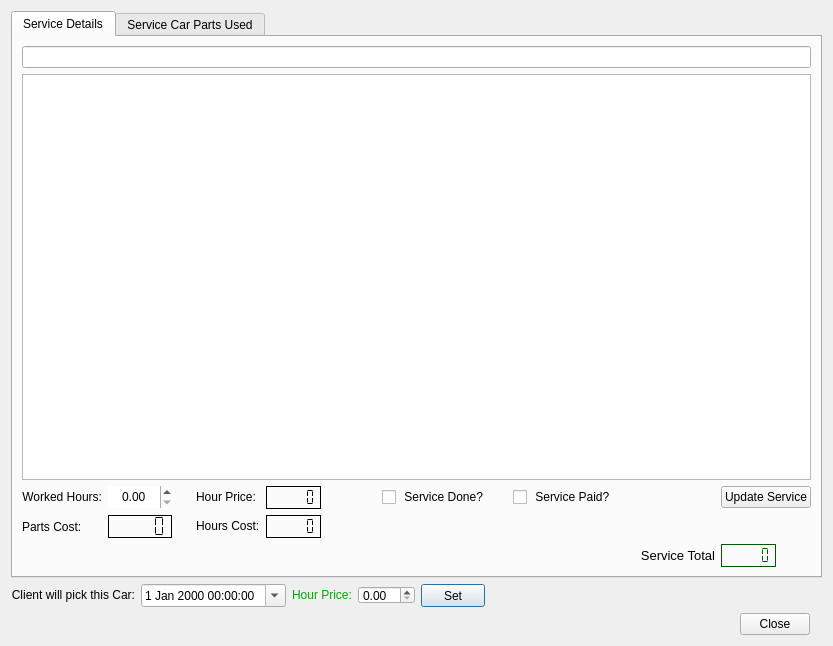
The window that Client_Add_service.ui (bedi1982/Oficina) describes before a commit, drawn with Qt 5.
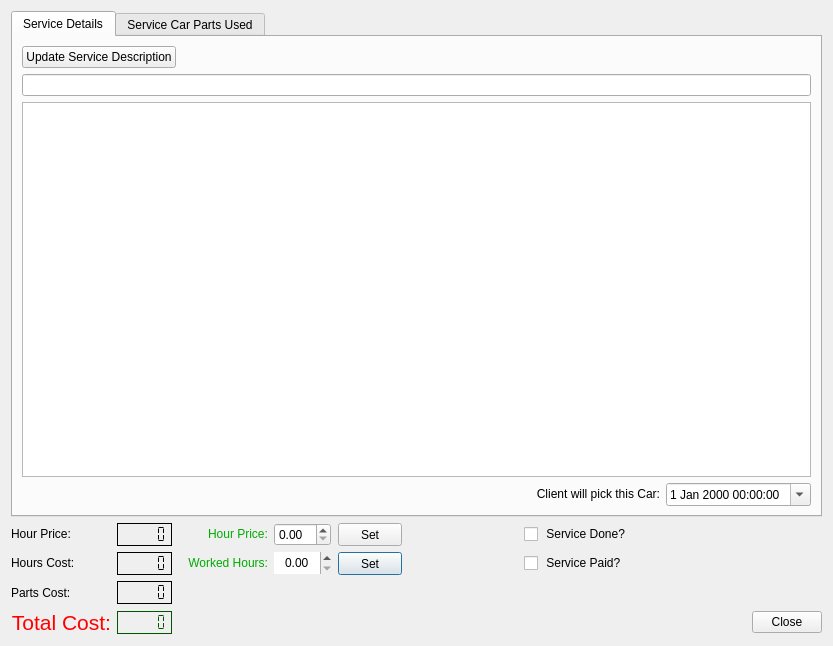
The same window after the commit. Icons and pictures are not drawn.

What changed in the file:
```diff
--- a/Client_Add_service.ui
+++ b/Client_Add_service.ui
@@ -23,7 +23,309 @@
    <iconset resource="images/images.qrc">
     <normaloff>:/emoticons/service.png</normaloff>:/emoticons/service.png</iconset>
   </property>
+  <property name="styleSheet">
+   <string notr="true"/>
+  </property>
   <layout class="QGridLayout" name="gridLayout">
+   <item row="2" column="1">
+    <widget class="QLCDNumber" name="lcd_Hour_cost">
+     <property name="sizePolicy">
+      <sizepolicy hsizetype="Maximum" vsizetype="Maximum">
+       <horstretch>0</horstretch>
+       <verstretch>0</verstretch>
+      </sizepolicy>
+     </property>
+     <property name="font">
+      <font>
+       <pointsize>10</pointsize>
+       <weight>75</weight>
+       <bold>true</bold>
+      </font>
+     </property>
+     <property name="frameShape">
+      <enum>QFrame::Box</enum>
+     </property>
+     <property name="frameShadow">
+      <enum>QFrame::Plain</enum>
+     </property>
+     <property name="smallDecimalPoint">
+      <bool>true</bool>
+     </property>
+     <property name="segmentStyle">
+      <enum>QLCDNumber::Flat</enum>
+     </property>
+    </widget>
+   </item>
+   <item row="3" column="1">
+    <widget class="QLCDNumber" name="lcd_Parts_Cost_2">
+     <property name="sizePolicy">
+      <sizepolicy hsizetype="Maximum" vsizetype="Maximum">
+       <horstretch>0</horstretch>
+       <verstretch>0</verstretch>
+      </sizepolicy>
+     </property>
+     <property name="font">
+      <font>
+       <pointsize>10</pointsize>
+       <weight>75</weight>
+       <bold>true</bold>
+      </font>
+     </property>
+     <property name="frameShape">
+      <enum>QFrame::Box</enum>
+     </property>
+     <property name="frameShadow">
+      <enum>QFrame::Plain</enum>
+     </property>
+     <property name="smallDecimalPoint">
+      <bool>true</bool>
+     </property>
+     <property name="segmentStyle">
+      <enum>QLCDNumber::Flat</enum>
+     </property>
+    </widget>
+   </item>
+   <item row="2" column="8">
+    <spacer name="verticalSpacer">
+     <property name="orientation">
+      <enum>Qt::Vertical</enum>
+     </property>
+     <property name="sizeType">
+      <enum>QSizePolicy::Fixed</enum>
+     </property>
+     <property name="sizeHint" stdset="0">
+      <size>
+       <width>20</width>
+       <height>10</height>
+      </size>
+     </property>
+    </spacer>
+   </item>
+   <item row="6" column="1">
+    <widget class="QLCDNumber" name="lcd_Service_Total">
+     <property name="sizePolicy">
+      <sizepolicy hsizetype="Maximum" vsizetype="Maximum">
+       <horstretch>10</horstretch>
+       <verstretch>10</verstretch>
+      </sizepolicy>
+     </property>
+     <property name="font">
+      <font>
+       <family>Sans Serif</family>
+       <pointsize>14</pointsize>
+       <weight>50</weight>
+       <italic>false</italic>
+       <bold>false</bold>
+      </font>
+     </property>
+     <property name="autoFillBackground">
+      <bool>false</bool>
+     </property>
+     <property name="styleSheet">
+      <string notr="true">color: rgb(0, 85, 0);
+font: 14pt &quot;Sans Serif&quot;;</string>
+     </property>
+     <property name="frameShape">
+      <enum>QFrame::Box</enum>
+     </property>
+     <property name="frameShadow">
+      <enum>QFrame::Plain</enum>
+     </property>
+     <property name="smallDecimalPoint">
+      <bool>true</bool>
+     </property>
+     <property name="segmentStyle">
+      <enum>QLCDNumber::Flat</enum>
+     </property>
+    </widget>
+   </item>
+   <item row="6" column="0">
+    <widget class="QLabel" name="label_totalServiceCost">
+     <property name="sizePolicy">
+      <sizepolicy hsizetype="Maximum" vsizetype="Maximum">
+       <horstretch>0</horstretch>
+       <verstretch>0</verstretch>
+      </sizepolicy>
+     </property>
+     <property name="font">
+      <font>
+       <pointsize>16</pointsize>
+      </font>
+     </property>
+     <property name="autoFillBackground">
+      <bool>false</bool>
+     </property>
+     <property name="styleSheet">
+      <string notr="true">color: rgb(255, 0, 0);</string>
+     </property>
+     <property name="text">
+      <string>Total Cost:</string>
+     </property>
+     <property name="alignment">
+      <set>Qt::AlignRight|Qt::AlignTrailing|Qt::AlignVCenter</set>
+     </property>
+    </widget>
+   </item>
+   <item row="2" column="0">
+    <widget class="QLabel" name="label_3">
+     <property name="sizePolicy">
+      <sizepolicy hsizetype="Maximum" vsizetype="Maximum">
+       <horstretch>0</horstretch>
+       <verstretch>0</verstretch>
+      </sizepolicy>
+     </property>
+     <property name="text">
+      <string>Hours Cost:</string>
+     </property>
+    </widget>
+   </item>
+   <item row="1" column="6">
+    <widget class="QCheckBox" name="check_Finished">
+     <property name="enabled">
+      <bool>true</bool>
+     </property>
+     <property name="sizePolicy">
+      <sizepolicy hsizetype="Maximum" vsizetype="Maximum">
+       <horstretch>0</horstretch>
+       <verstretch>0</verstretch>
+      </sizepolicy>
+     </property>
+     <property name="text">
+      <string> Service Done?</string>
+     </property>
+    </widget>
+   </item>
+   <item row="1" column="2">
+    <widget class="QLabel" name="lbl_Hour_Cost_text">
+     <property name="sizePolicy">
+      <sizepolicy hsizetype="Maximum" vsizetype="Maximum">
+       <horstretch>0</horstretch>
+       <verstretch>0</verstretch>
+      </sizepolicy>
+     </property>
+     <property name="layoutDirection">
+      <enum>Qt::RightToLeft</enum>
+     </property>
+     <property name="styleSheet">
+      <string notr="true">color: rgb(0, 170, 0);</string>
+     </property>
+     <property name="text">
+      <string>Hour Price:</string>
+     </property>
+    </widget>
+   </item>
+   <item row="2" column="2">
+    <widget class="QLabel" name="label_InsertWorkCost">
+     <property name="sizePolicy">
+      <sizepolicy hsizetype="Maximum" vsizetype="Maximum">
+       <horstretch>0</horstretch>
+       <verstretch>0</verstretch>
+      </sizepolicy>
+     </property>
+     <property name="layoutDirection">
+      <enum>Qt::RightToLeft</enum>
+     </property>
+     <property name="styleSheet">
+      <string notr="true">color: rgb(0, 170, 0);</string>
+     </property>
+     <property name="text">
+      <string>   Worked Hours:</string>
+     </property>
+     <property name="alignment">
+      <set>Qt::AlignRight|Qt::AlignTrailing|Qt::AlignVCenter</set>
+     </property>
+    </widget>
+   </item>
+   <item row="2" column="3">
+    <widget class="QDoubleSpinBox" name="Spin_Hand_Work_Hours">
+     <property name="enabled">
+      <bool>true</bool>
+     </property>
+     <property name="sizePolicy">
+      <sizepolicy hsizetype="Maximum" vsizetype="Maximum">
+       <horstretch>0</horstretch>
+       <verstretch>0</verstretch>
+      </sizepolicy>
+     </property>
+     <property name="maximumSize">
+      <size>
+       <width>64</width>
+       <height>22</height>
+      </size>
+     </property>
+     <property name="frame">
+      <bool>false</bool>
+     </property>
+     <property name="alignment">
+      <set>Qt::AlignCenter</set>
+     </property>
+     <property name="maximum">
+      <double>999.000000000000000</double>
+     </property>
+     <property name="singleStep">
+      <double>0.500000000000000</double>
+     </property>
+    </widget>
+   </item>
+   <item row="1" column="1">
+    <widget class="QLCDNumber" name="lcd_Service_Hour_Cost">
+     <property name="sizePolicy">
+      <sizepolicy hsizetype="Maximum" vsizetype="Maximum">
+       <horstretch>0</horstretch>
+       <verstretch>0</verstretch>
+      </sizepolicy>
+     </property>
+     <property name="font">
+      <font>
+       <pointsize>10</pointsize>
+       <weight>75</weight>
+       <bold>true</bold>
+       <kerning>false</kerning>
+      </font>
+     </property>
+     <property name="frameShape">
+      <enum>QFrame::Box</enum>
+     </property>
+     <property name="frameShadow">
+      <enum>QFrame::Plain</enum>
+     </property>
+     <property name="lineWidth">
+      <number>1</number>
+     </property>
+     <property name="smallDecimalPoint">
+      <bool>true</bool>
+     </property>
+     <property name="mode">
+      <enum>QLCDNumber::Dec</enum>
+     </property>
+     <property name="segmentStyle">
+      <enum>QLCDNumber::Flat</enum>
+     </property>
+    </widget>
+   </item>
+   <item row="2" column="4">
+    <widget class="QPushButton" name="Button_Set_Worked_hours">
+     <property name="sizePolicy">
+      <sizepolicy hsizetype="Maximum" vsizetype="Maximum">
+       <horstretch>0</horstretch>
+       <verstretch>0</verstretch>
+      </sizepolicy>
+     </property>
+     <property name="maximumSize">
+      <size>
+       <width>64</width>
+       <height>24</height>
+      </size>
+     </property>
+     <property name="text">
+      <string>Set</string>
+     </property>
+     <property name="icon">
+      <iconset resource="images/images.qrc">
+       <normaloff>:/emoticons/emblem-default.png</normaloff>:/emoticons/emblem-default.png</iconset>
+     </property>
+    </widget>
+   </item>
    <item row="1" column="3">
     <widget class="QDoubleSpinBox" name="double_Service_Hour_Cost">
      <property name="sizePolicy">
@@ -32,45 +334,6 @@
        <verstretch>0</verstretch>
       </sizepolicy>
      </property>
-     <property name="maximumSize">
-      <size>
-       <width>100</width>
-       <height>18</height>
-      </size>
-     </property>
-    </widget>
-   </item>
-   <item row="1" column="1">
-    <widget class="QDateTimeEdit" name="dateTimeEdit_Client_Return_Date">
-     <property name="sizePolicy">
-      <sizepolicy hsizetype="Maximum" vsizetype="Maximum">
-       <horstretch>0</horstretch>
-       <verstretch>0</verstretch>
-      </sizepolicy>
-     </property>
-     <property name="dateTime">
-      <datetime>
-       <hour>0</hour>
-       <minute>0</minute>
-       <second>0</second>
-       <year>2000</year>
-       <month>1</month>
-       <day>1</day>
-      </datetime>
-     </property>
-     <property name="time">
-      <time>
-       <hour>0</hour>
-       <minute>0</minute>
-       <second>0</second>
-      </time>
-     </property>
-     <property name="currentSection">
-      <enum>QDateTimeEdit::DaySection</enum>
-     </property>
-     <property name="calendarPopup">
-      <bool>true</bool>
-     </property>
     </widget>
    </item>
    <item row="1" column="4">
@@ -96,7 +359,65 @@
      </property>
     </widget>
    </item>
-   <item row="0" column="0" colspan="8">
+   <item row="1" column="0">
+    <widget class="QLabel" name="label_2">
+     <property name="sizePolicy">
+      <sizepolicy hsizetype="Maximum" vsizetype="Maximum">
+       <horstretch>0</horstretch>
+       <verstretch>0</verstretch>
+      </sizepolicy>
+     </property>
+     <property name="text">
+      <string>Hour Price:</string>
+     </property>
+    </widget>
+   </item>
+   <item row="3" column="0">
+    <widget class="QLabel" name="label_Parts_Cost">
+     <property name="text">
+      <string>Parts Cost:</string>
+     </property>
+    </widget>
+   </item>
+   <item row="2" column="6">
+    <widget class="QCheckBox" name="check_Paid">
+     <property name="enabled">
+      <bool>true</bool>
+     </property>
+     <property name="sizePolicy">
+      <sizepolicy hsizetype="Maximum" vsizetype="Maximum">
+       <horstretch>0</horstretch>
+       <verstretch>0</verstretch>
+      </sizepolicy>
+     </property>
+     <property name="text">
+      <string> Service Paid?</string>
+     </property>
+    </widget>
+   </item>
+   <item row="6" column="8">
+    <widget class="QDialogButtonBox" name="buttonBox_Close">
+     <property name="sizePolicy">
+      <sizepolicy hsizetype="Maximum" vsizetype="Maximum">
+       <horstretch>0</horstretch>
+       <verstretch>0</verstretch>
+      </sizepolicy>
+     </property>
+     <property name="maximumSize">
+      <size>
+       <width>70</width>
+       <height>16777215</height>
+      </size>
+     </property>
+     <property name="styleSheet">
+      <string notr="true"/>
+     </property>
+     <property name="standardButtons">
+      <set>QDialogButtonBox::Close</set>
+     </property>
+    </widget>
+   </item>
+   <item row="0" column="0" colspan="9">
     <widget class="QTabWidget" name="tabWidget">
      <property name="currentIndex">
       <number>0</number>
@@ -106,43 +427,7 @@
        <string>Service Details</string>
       </attribute>
       <layout class="QGridLayout" name="gridLayout_2">
-       <item row="4" column="3">
-        <widget class="QLabel" name="label_2">
-         <property name="sizePolicy">
-          <sizepolicy hsizetype="Maximum" vsizetype="Maximum">
-           <horstretch>0</horstretch>
-           <verstretch>0</verstretch>
-          </sizepolicy>
-         </property>
-         <property name="text">
-          <string>Hour Price:</string>
-         </property>
-        </widget>
-       </item>
-       <item row="4" column="13">
-        <widget class="QPushButton" name="btn_Update_Service_description">
-         <property name="enabled">
-          <bool>true</bool>
-         </property>
-         <property name="sizePolicy">
-          <sizepolicy hsizetype="Maximum" vsizetype="Maximum">
-           <horstretch>0</horstretch>
-           <verstretch>0</verstretch>
-          </sizepolicy>
-         </property>
-         <property name="acceptDrops">
-          <bool>false</bool>
-         </property>
-         <property name="text">
-          <string>Update Service</string>
-         </property>
-         <property name="icon">
-          <iconset resource="images/images.qrc">
-           <normaloff>:/emoticons/client_info.png</normaloff>:/emoticons/client_info.png</iconset>
-         </property>
-        </widget>
-       </item>
-       <item row="2" column="0" colspan="14">
+       <item row="2" column="0" colspan="13">
         <widget class="QTextEdit" name="txt_Servicedescription">
          <property name="focusPolicy">
           <enum>Qt::NoFocus</enum>
@@ -154,12 +439,12 @@
           <string>&lt;!DOCTYPE HTML PUBLIC &quot;-//W3C//DTD HTML 4.0//EN&quot; &quot;http://www.w3.org/TR/REC-html40/strict.dtd&quot;&gt;
 &lt;html&gt;&lt;head&gt;&lt;meta name=&quot;qrichtext&quot; content=&quot;1&quot; /&gt;&lt;style type=&quot;text/css&quot;&gt;
 p, li { white-space: pre-wrap; }
-&lt;/style&gt;&lt;/head&gt;&lt;body style=&quot; font-family:'Noto Sans'; font-size:10pt; font-weight:400; font-style:normal;&quot;&gt;
-&lt;p style=&quot;-qt-paragraph-type:empty; margin-top:0px; margin-bottom:0px; margin-left:0px; margin-right:0px; -qt-block-indent:0; text-indent:0px;&quot;&gt;&lt;br /&gt;&lt;/p&gt;&lt;/body&gt;&lt;/html&gt;</string>
+&lt;/style&gt;&lt;/head&gt;&lt;body style=&quot; font-family:'Sans Serif'; font-size:9pt; font-weight:400; font-style:normal;&quot;&gt;
+&lt;p style=&quot;-qt-paragraph-type:empty; margin-top:0px; margin-bottom:0px; margin-left:0px; margin-right:0px; -qt-block-indent:0; text-indent:0px; font-family:'Noto Sans'; font-size:10pt;&quot;&gt;&lt;br /&gt;&lt;/p&gt;&lt;/body&gt;&lt;/html&gt;</string>
          </property>
         </widget>
        </item>
-       <item row="1" column="0" colspan="14">
+       <item row="1" column="0" colspan="13">
         <widget class="QLineEdit" name="line_ServiceShortDescription">
          <property name="focusPolicy">
           <enum>Qt::NoFocus</enum>
@@ -169,156 +454,8 @@
          </property>
         </widget>
        </item>
-       <item row="4" column="2">
-        <widget class="QLabel" name="label_Icon_Multiply">
-         <property name="sizePolicy">
-          <sizepolicy hsizetype="Maximum" vsizetype="Maximum">
-           <horstretch>0</horstretch>
-           <verstretch>0</verstretch>
-          </sizepolicy>
-         </property>
-         <property name="maximumSize">
-          <size>
-           <width>16</width>
-           <height>16</height>
-          </size>
-         </property>
-         <property name="text">
-          <string/>
-         </property>
-         <property name="pixmap">
-          <pixmap resource="images/images.qrc">:/emoticons/icons8-Multiply Filled-50.png</pixmap>
-         </property>
-         <property name="scaledContents">
-          <bool>true</bool>
-         </property>
-        </widget>
-       </item>
-       <item row="7" column="1">
-        <widget class="QLCDNumber" name="lcd_Parts_Cost_2">
-         <property name="sizePolicy">
-          <sizepolicy hsizetype="Maximum" vsizetype="Maximum">
-           <horstretch>0</horstretch>
-           <verstretch>0</verstretch>
-          </sizepolicy>
-         </property>
-         <property name="font">
-          <font>
-           <pointsize>10</pointsize>
-           <weight>75</weight>
-           <bold>true</bold>
-          </font>
-         </property>
-         <property name="frameShape">
-          <enum>QFrame::Box</enum>
-         </property>
-         <property name="frameShadow">
-          <enum>QFrame::Plain</enum>
-         </property>
-         <property name="segmentStyle">
-          <enum>QLCDNumber::Flat</enum>
-         </property>
-        </widget>
-       </item>
-       <item row="7" column="4">
-        <widget class="QLCDNumber" name="lcd_Hour_cost">
-         <property name="sizePolicy">
-          <sizepolicy hsizetype="Maximum" vsizetype="Maximum">
-           <horstretch>0</horstretch>
-           <verstretch>0</verstretch>
-          </sizepolicy>
-         </property>
-         <property name="font">
-          <font>
-           <pointsize>10</pointsize>
-           <weight>75</weight>
-           <bold>true</bold>
-          </font>
-         </property>
-         <property name="frameShape">
-          <enum>QFrame::Box</enum>
-         </property>
-         <property name="frameShadow">
-          <enum>QFrame::Plain</enum>
-         </property>
-         <property name="smallDecimalPoint">
-          <bool>true</bool>
-         </property>
-         <property name="segmentStyle">
-          <enum>QLCDNumber::Flat</enum>
-         </property>
-        </widget>
-       </item>
-       <item row="4" column="4">
-        <widget class="QLCDNumber" name="lcd_Service_Hour_Cost">
-         <property name="sizePolicy">
-          <sizepolicy hsizetype="Maximum" vsizetype="Maximum">
-           <horstretch>0</horstretch>
-           <verstretch>0</verstretch>
-          </sizepolicy>
-         </property>
-         <property name="font">
-          <font>
-           <pointsize>10</pointsize>
-           <weight>75</weight>
-           <bold>true</bold>
-           <kerning>false</kerning>
-          </font>
-         </property>
-         <property name="frameShape">
-          <enum>QFrame::Box</enum>
-         </property>
-         <property name="frameShadow">
-          <enum>QFrame::Plain</enum>
-         </property>
-         <property name="lineWidth">
-          <number>1</number>
-         </property>
-         <property name="smallDecimalPoint">
-          <bool>true</bool>
-         </property>
-         <property name="mode">
-          <enum>QLCDNumber::Dec</enum>
-         </property>
-         <property name="segmentStyle">
-          <enum>QLCDNumber::Flat</enum>
-         </property>
-        </widget>
-       </item>
-       <item row="7" column="0">
-        <widget class="QLabel" name="label_Parts_Cost">
-         <property name="text">
-          <string>Parts Cost:</string>
-         </property>
-        </widget>
-       </item>
-       <item row="7" column="2">
-        <widget class="QLabel" name="label">
-         <property name="sizePolicy">
-          <sizepolicy hsizetype="Maximum" vsizetype="Maximum">
-           <horstretch>0</horstretch>
-           <verstretch>0</verstretch>
-          </sizepolicy>
-         </property>
-         <property name="maximumSize">
-          <size>
-           <width>16</width>
-           <height>16</height>
-          </size>
-         </property>
-         <property name="text">
-          <string/>
-         </property>
-         <property name="pixmap">
-          <pixmap resource="images/images.qrc">:/emoticons/icons8-Plus Math-48.png</pixmap>
-         </property>
-         <property name="scaledContents">
-          <bool>true</bool>
-         </property>
-        </widget>
-       </item>
-       <item row="4" column="1">
-        <widget class="QDoubleSpinBox" name="Spin_Hand_Work_Hours">
+       <item row="0" column="0">
+        <widget class="QPushButton" name="btn_Update_Service_description">
          <property name="enabled">
           <bool>true</bool>
          </property>
@@ -328,141 +465,61 @@
            <verstretch>0</verstretch>
           </sizepolicy>
          </property>
-         <property name="maximumSize">
-          <size>
-           <width>64</width>
-           <height>22</height>
-          </size>
-         </property>
-         <property name="frame">
+         <property name="acceptDrops">
           <bool>false</bool>
          </property>
-         <property name="alignment">
-          <set>Qt::AlignCenter</set>
-         </property>
-         <property name="maximum">
-          <double>999.000000000000000</double>
-         </property>
-        </widget>
-       </item>
-       <item row="4" column="0">
-        <widget class="QLabel" name="label_InsertWorkCost">
-         <property name="sizePolicy">
-          <sizepolicy hsizetype="Maximum" vsizetype="Maximum">
-           <horstretch>0</horstretch>
-           <verstretch>0</verstretch>
-          </sizepolicy>
-         </property>
          <property name="text">
-          <string>Worked Hours:</string>
+          <string>Update Service Description</string>
          </property>
-         <property name="alignment">
-          <set>Qt::AlignRight|Qt::AlignTrailing|Qt::AlignVCenter</set>
+         <property name="icon">
+          <iconset resource="images/images.qrc">
+           <normaloff>:/emoticons/client_info.png</normaloff>:/emoticons/client_info.png</iconset>
          </property>
         </widget>
        </item>
-       <item row="7" column="3">
-        <widget class="QLabel" name="label_3">
+       <item row="5" column="12">
+        <widget class="QDateTimeEdit" name="dateTimeEdit_Client_Return_Date">
          <property name="sizePolicy">
           <sizepolicy hsizetype="Maximum" vsizetype="Maximum">
            <horstretch>0</horstretch>
            <verstretch>0</verstretch>
           </sizepolicy>
          </property>
-         <property name="text">
-          <string>Hours Cost:</string>
+         <property name="dateTime">
+          <datetime>
+           <hour>0</hour>
+           <minute>0</minute>
+           <second>0</second>
+           <year>2000</year>
+           <month>1</month>
+           <day>1</day>
+          </datetime>
          </property>
-        </widget>
-       </item>
-       <item row="4" column="8">
-        <widget class="QCheckBox" name="check_Finished">
-         <property name="enabled">
-          <bool>true</bool>
+         <property name="time">
+          <time>
+           <hour>0</hour>
+           <minute>0</minute>
+           <second>0</second>
+          </time>
          </property>
-         <property name="sizePolicy">
-          <sizepolicy hsizetype="Maximum" vsizetype="Maximum">
-           <horstretch>0</horstretch>
-           <verstretch>0</verstretch>
-          </sizepolicy>
+         <property name="currentSection">
+          <enum>QDateTimeEdit::DaySection</enum>
          </property>
-         <property name="text">
-          <string> Service Done?</string>
-         </property>
-        </widget>
-       </item>
-       <item row="4" column="10">
-        <widget class="QCheckBox" name="check_Paid">
-         <property name="enabled">
+         <property name="calendarPopup">
           <bool>true</bool>
          </property>
-         <property name="sizePolicy">
-          <sizepolicy hsizetype="Maximum" vsizetype="Maximum">
-           <horstretch>0</horstretch>
-           <verstretch>0</verstretch>
-          </sizepolicy>
-         </property>
-         <property name="text">
-          <string> Service Paid?</string>
-         </property>
         </widget>
        </item>
-       <item row="10" column="13">
-        <widget class="QLCDNumber" name="lcd_Service_Total">
+       <item row="5" column="11">
+        <widget class="QLabel" name="label_Client_Return_Date">
          <property name="sizePolicy">
           <sizepolicy hsizetype="Maximum" vsizetype="Maximum">
            <horstretch>0</horstretch>
            <verstretch>0</verstretch>
           </sizepolicy>
          </property>
-         <property name="font">
-          <font>
-           <pointsize>10</pointsize>
-           <weight>75</weight>
-           <bold>true</bold>
-          </font>
-         </property>
-         <property name="autoFillBackground">
-          <bool>false</bool>
-         </property>
-         <property name="styleSheet">
-          <string notr="true">color: rgb(0, 85, 0);</string>
-         </property>
-         <property name="frameShape">
-          <enum>QFrame::Box</enum>
-         </property>
-         <property name="frameShadow">
-          <enum>QFrame::Plain</enum>
-         </property>
-         <property name="smallDecimalPoint">
-          <bool>true</bool>
-         </property>
-         <property name="segmentStyle">
-          <enum>QLCDNumber::Flat</enum>
-         </property>
-        </widget>
-       </item>
-       <item row="10" column="12">
-        <widget class="QLabel" name="label_totalServiceCost">
-         <property name="sizePolicy">
-          <sizepolicy hsizetype="Maximum" vsizetype="Maximum">
-           <horstretch>0</horstretch>
-           <verstretch>0</verstretch>
-          </sizepolicy>
-         </property>
-         <property name="font">
-          <font>
-           <pointsize>10</pointsize>
-          </font>
-         </property>
-         <property name="autoFillBackground">
-          <bool>false</bool>
-         </property>
-         <property name="styleSheet">
-          <string notr="true">border-color: rgb(0, 170, 0);
-border-top-color: rgb(0, 170, 0);</string>
-         </property>
          <property name="text">
-          <string>Service Total</string>
+          <string>Client will pick this Car:</string>
          </property>
          <property name="alignment">
           <set>Qt::AlignRight|Qt::AlignTrailing|Qt::AlignVCenter</set>
@@ -551,73 +608,6 @@
      </widget>
     </widget>
    </item>
-   <item row="1" column="2">
-    <widget class="QLabel" name="lbl_Hour_Cost_text">
-     <property name="sizePolicy">
-      <sizepolicy hsizetype="Maximum" vsizetype="Maximum">
-       <horstretch>0</horstretch>
-       <verstretch>0</verstretch>
-      </sizepolicy>
-     </property>
-     <property name="styleSheet">
-      <string notr="true">color: rgb(0, 170, 0);</string>
-     </property>
-     <property name="text">
-      <string>Hour Price:</string>
-     </property>
-    </widget>
-   </item>
-   <item row="1" column="0" alignment="Qt::AlignLeft">
-    <widget class="QLabel" name="label_Client_Return_Date">
-     <property name="sizePolicy">
-      <sizepolicy hsizetype="Maximum" vsizetype="Maximum">
-       <horstretch>0</horstretch>
-       <verstretch>0</verstretch>
-      </sizepolicy>
-     </property>
-     <property name="text">
-      <string>Client will pick this Car:</string>
-     </property>
-     <property name="alignment">
-      <set>Qt::AlignRight|Qt::AlignTrailing|Qt::AlignVCenter</set>
-     </property>
-    </widget>
-   </item>
-   <item row="1" column="5">
-    <spacer name="horizontalSpacer_2">
-     <property name="orientation">
-      <enum>Qt::Horizontal</enum>
-     </property>
-     <property name="sizeHint" stdset="0">
-      <size>
-       <width>40</width>
-       <height>20</height>
-      </size>
-     </property>
-    </spacer>
-   </item>
-   <item row="2" column="5" alignment="Qt::AlignRight">
-    <widget class="QDialogButtonBox" name="buttonBox_Close">
-     <property name="sizePolicy">
-      <sizepolicy hsizetype="Maximum" vsizetype="Maximum">
-       <horstretch>0</horstretch>
-       <verstretch>0</verstretch>
-      </sizepolicy>
-     </property>
-     <property name="maximumSize">
-      <size>
-       <width>70</width>
-       <height>16777215</height>
-      </size>
-     </property>
-     <property name="styleSheet">
-      <string notr="true"/>
-     </property>
-     <property name="standardButtons">
-      <set>QDialogButtonBox::Close</set>
-     </property>
-    </widget>
-   </item>
   </layout>
  </widget>
  <tabstops>
```
